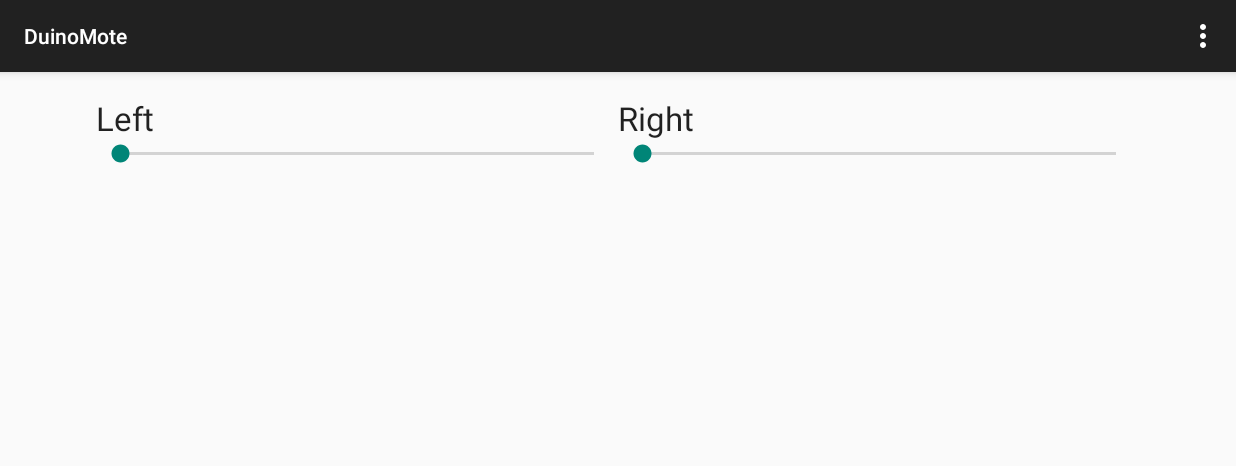
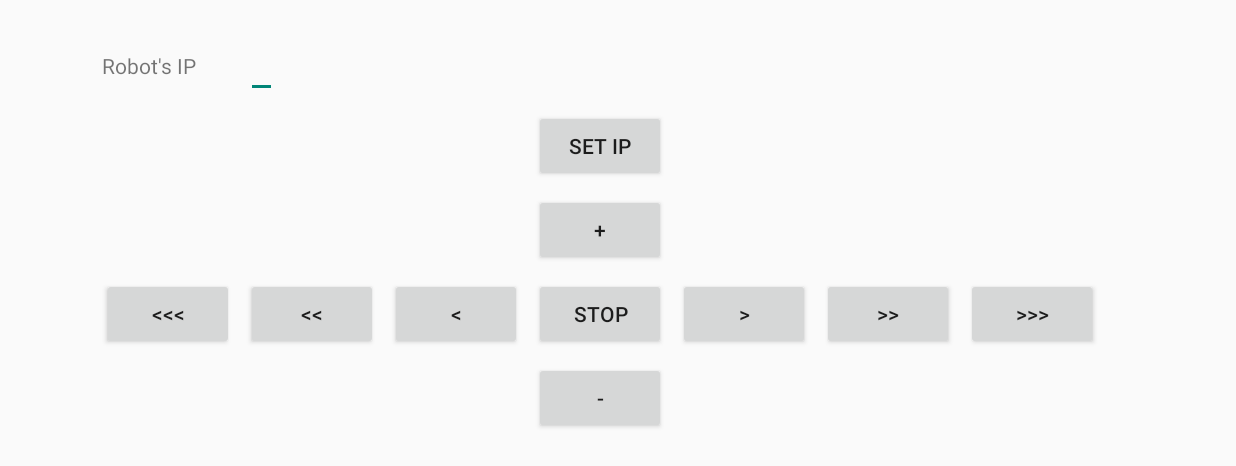
Before and after one commit to keithmendozasr/DuinoMote, an Android app: the screen it shows after launch (MainActivity), on a phone screen of 824 x 412 dp (held sideways). Shown: the top 466 px of the screen. Run offline under Robolectric (Android 15) with nearby library versions, the phone set to English and light mode, and no system bars.

Commit message:
Re-did base QUI layout

```diff
--- a/app/build.gradle
+++ b/app/build.gradle
@@ -38,4 +38,5 @@ android {
 dependencies {
     compile fileTree(dir: 'libs', include: ['*.jar'])
     compile 'com.android.support:appcompat-v7:21.0.3'
+    compile 'com.android.support:support-v4:21.0.3'
 }
--- a/app/src/main/java/info/homepluspower/arduino/duinomote/MainActivity.java
+++ b/app/src/main/java/info/homepluspower/arduino/duinomote/MainActivity.java
@@ -17,13 +17,13 @@
 package info.homepluspower.arduino.duinomote;
 
 import android.os.Bundle;
-import android.support.v7.app.ActionBarActivity;
+import android.app.Activity;
 import android.util.Log;
 import android.view.Menu;
 import android.view.MenuItem;
 import android.widget.SeekBar;
 
-public class MainActivity extends ActionBarActivity implements SeekBar.OnSeekBarChangeListener {
+public class MainActivity extends Activity {
     private final static String LogTag = MainActivity.class.getName();
 
     @Override
@@ -31,9 +31,6 @@ public class MainActivity extends ActionBarActivity implements SeekBar.OnSeekBar
         super.onCreate(savedInstanceState);
 
         setContentView(R.layout.activity_main);
-
-        ((SeekBar)findViewById(R.id.leftSlider)).setOnSeekBarChangeListener(this);
-        ((SeekBar)findViewById(R.id.rightSlider)).setOnSeekBarChangeListener(this);
     }
 
     @Override
@@ -43,44 +40,4 @@ public class MainActivity extends ActionBarActivity implements SeekBar.OnSeekBar
         return true;
     }
 
-    @Override
-    public boolean onOptionsItemSelected(MenuItem item) {
-        // Handle action bar item clicks here. The action bar will
-        // automatically handle clicks on the Home/Up button, so long
-        // as you specify a parent activity in AndroidManifest.xml.
-        int id = item.getItemId();
-
-        //noinspection SimplifiableIfStatement
-        if (id == R.id.action_settings) {
-            return true;
-        }
-
-        return super.onOptionsItemSelected(item);
-    }
-
-    @Override
-    public void onProgressChanged(SeekBar seekBar, int progress, boolean fromUser) {
-        switch(seekBar.getId())
-        {
-            case R.id.leftSlider:
-                Log.v(LogTag, "Left slider moving to " + Integer.toString(progress));
-                break;
-            case R.id.rightSlider:
-                Log.v(LogTag, "Right slider moving to " + Integer.toString(progress));
-                break;
-            default:
-                Log.w(LogTag, "Got progress from " + Integer.toString(seekBar.getId()));
-                break;
-        }
-    }
-
-    @Override
-    public void onStartTrackingTouch(SeekBar seekBar) {
-        //do nothing
-    }
-
-    @Override
-    public void onStopTrackingTouch(SeekBar seekBar) {
-        //do nothing
-    }
 }
--- a/app/src/main/res/layout/activity_main.xml
+++ b/app/src/main/res/layout/activity_main.xml
@@ -14,70 +14,78 @@
   ~ limitations under the License.
   -->
 
-<LinearLayout xmlns:android="http://schemas.android.com/apk/res/android"
+<GridLayout xmlns:android="http://schemas.android.com/apk/res/android"
     xmlns:tools="http://schemas.android.com/tools"
-    android:orientation="vertical"
-    android:layout_width="match_parent"
-    android:layout_height="match_parent" android:paddingLeft="@dimen/activity_horizontal_margin"
+    android:orientation="horizontal"
+    android:layout_width="fill_parent"
+    android:layout_height="wrap_content" android:paddingLeft="@dimen/activity_horizontal_margin"
     android:paddingRight="@dimen/activity_horizontal_margin"
     android:paddingTop="@dimen/activity_vertical_margin"
-    android:paddingBottom="@dimen/activity_vertical_margin" tools:context=".MainActivity">
+    android:paddingBottom="@dimen/activity_vertical_margin" tools:context=".MainActivity"
+    android:gravity="center"
+    android:columnCount="7"
+    android:alignmentMode="alignBounds"
+    android:columnOrderPreserved="true"
+    android:rowOrderPreserved="true"
+    android:useDefaultMargins="true">
 
-    <LinearLayout
-        android:orientation="horizontal"
-        android:layout_width="fill_parent"
-        android:layout_height="fill_parent"
-        android:layout_alignParentTop="true"
-        android:layout_alignParentLeft="true"
-        android:layout_alignParentStart="true">
+    <TextView
+        android:text="Robot&apos;s IP"
+        android:id="@+id/textView3"  />
 
-        <LinearLayout
-            android:orientation="vertical"
-            android:layout_width="0dp"
-            android:layout_height="match_parent"
-            android:layout_weight="1">
+    <EditText
+        android:id="@+id/robotIPText"
+        android:layout_columnSpan="6" />
 
-            <TextView
-                android:layout_width="wrap_content"
-                android:layout_height="wrap_content"
-                android:textAppearance="?android:attr/textAppearanceLarge"
-                android:text="Left"
-                android:id="@+id/leftText"
-                android:layout_weight="0" />
+    <Button
+        android:text="Set IP"
+        android:id="@+id/ipSetBtn"
+        android:layout_weight="1"
+        android:layout_row="1"
+        android:layout_column="3"
+        android:layout_columnSpan="4" />
 
-            <SeekBar
-                android:layout_width="match_parent"
-                android:layout_height="wrap_content"
-                android:id="@+id/leftSlider"
-                android:splitTrack="false"
-                android:layout_weight="0"
-                android:max="255" />
+    <Button
+        android:text="@string/speedUpBtnLabel"
+        android:id="@+id/speedUpBtn"
+        android:layout_row="2"
+        android:layout_column="3"
+        android:layout_columnSpan="4" />
 
-        </LinearLayout>
+    <Button
+        android:text="@string/leftFastIcon"
+        android:id="@+id/leftMaxBtn" />
 
-        <LinearLayout
-            android:orientation="vertical"
-            android:layout_width="0dp"
-            android:layout_height="match_parent"
-            android:layout_weight="1" >
+        <Button
+            android:text="@string/leftMedIcon"
+            android:id="@+id/leftMedBtn" />
 
-            <TextView
-                android:layout_width="wrap_content"
-                android:layout_height="wrap_content"
-                android:textAppearance="?android:attr/textAppearanceLarge"
-                android:text="Right"
-                android:id="@+id/rightText"
-                android:layout_weight="0" />
+        <Button
+            android:text="@string/leftSlowIcon"
+            android:id="@+id/leftSlowBtn" />
 
-            <SeekBar
-                android:layout_width="match_parent"
-                android:layout_height="wrap_content"
-                android:id="@+id/rightSlider"
-                android:splitTrack="false"
-                android:layout_weight="0"
-                android:max="255" />
 
-        </LinearLayout>
-    </LinearLayout>
+        <Button
+            android:text="@string/stopBtnLabel"
+            android:id="@+id/stopBtn" />
 
-</LinearLayout>
+        <Button
+            android:text="@string/rightSlowIcon"
+            android:id="@+id/rightSlowBtn" />
+
+        <Button
+            android:text="@string/rightMedIcon"
+            android:id="@+id/rightMedBtn" />
+
+        <Button
+            android:text="@string/rightFastIcon"
+            android:id="@+id/rightFastBtn" />
+
+    <Button
+            android:text="@string/speedDownBtnLabel"
+            android:id="@+id/speedDownBtn"
+        android:layout_row="4"
+        android:layout_column="3"
+        android:layout_columnSpan="4" />
+
+</GridLayout>
--- a/app/src/main/res/values/strings.xml
+++ b/app/src/main/res/values/strings.xml
@@ -20,5 +20,14 @@
     <string name="app_name">DuinoMote</string>
     <string name="hello_world">Hello world!</string>
     <string name="action_settings">Settings</string>
+    <string name="rightFastIcon"><![CDATA[>>>]]></string>
+    <string name="rightMedIcon"><![CDATA[>>]]></string>
+    <string name="rightSlowIcon"><![CDATA[>]]></string>
+    <string name="stopBtnLabel">STOP</string>
+    <string name="speedDownBtnLabel">-</string>
+    <string name="speedUpBtnLabel">+</string>
+    <string name="leftSlowIcon"><![CDATA[<]]></string>
+    <string name="leftMedIcon"><![CDATA[<<]]></string>
+    <string name="leftFastIcon"><![CDATA[<<<]]></string>
 
 </resources>
```
